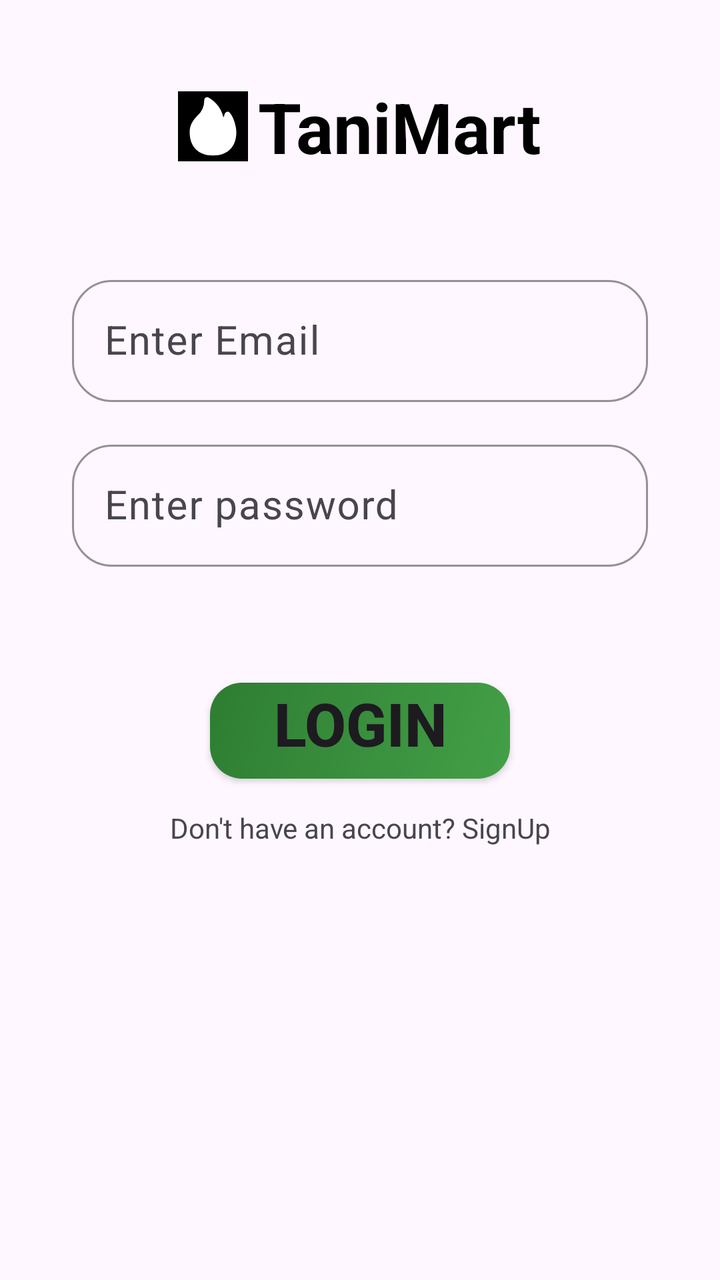
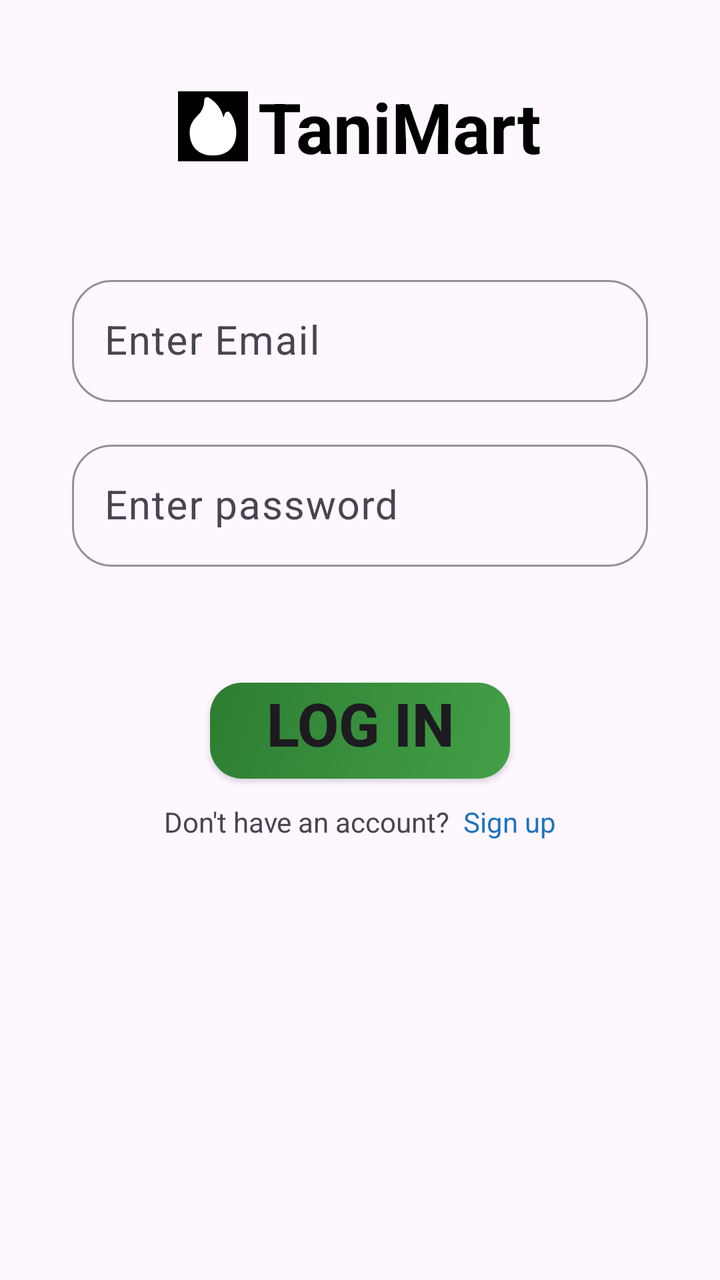

Before-and-after screenshots of an Android layout around one commit, followed by the original layout XML and the change that was made.
<!-- AndroidManifest.xml: application theme Theme.TaniMart -->
<!-- res/layout/activity_login.xml -->
<?xml version="1.0" encoding="utf-8"?>
<androidx.constraintlayout.widget.ConstraintLayout xmlns:android="http://schemas.android.com/apk/res/android"
    xmlns:app="http://schemas.android.com/apk/res-auto"
    xmlns:tools="http://schemas.android.com/tools"
    android:id="@+id/main"
    android:layout_width="match_parent"
    android:layout_height="match_parent"
    tools:context=".activities.LoginActivity">

    <LinearLayout
        android:layout_width="match_parent"
        android:layout_height="match_parent"
        android:orientation="vertical"
        android:layout_marginHorizontal="28dp">
        
        <LinearLayout
            android:layout_width="match_parent"
            android:layout_height="wrap_content"
            android:orientation="horizontal"
            android:layout_margin="40dp"
            android:gravity="center_horizontal">
            <ImageView
                android:layout_width="35dp"
                android:layout_height="35dp"
                android:src="@drawable/fire_svgob"
                android:background="@color/black"
                android:layout_gravity="center"
                android:layout_marginRight="5dp"/>
            <TextView
                android:layout_width="wrap_content"
                android:layout_height="wrap_content"
                android:text="TaniMart"
                android:textColor="@color/black"
                android:textSize="35sp"
                android:textStyle="bold"/>
        </LinearLayout>

        
        <com.google.android.material.textfield.TextInputLayout
            android:layout_width="match_parent"
            android:layout_height="wrap_content"
            app:boxCornerRadiusTopStart="20dp"
            app:boxCornerRadiusBottomEnd="20dp"
            app:boxCornerRadiusTopEnd="20dp"
            app:boxCornerRadiusBottomStart="20dp"
            app:boxStrokeWidthFocused="2dp"
            app:hintTextColor="@color/black"
            app:boxStrokeColor="#378c3b"
            android:padding="8dp">
            <com.google.android.material.textfield.TextInputEditText
                android:id="@+id/loginEmail"
                android:layout_width="match_parent"
                android:layout_height="wrap_content"
                android:hint="Enter Email"
                android:textSize="20sp"
                android:inputType="textEmailAddress"/>
        </com.google.android.material.textfield.TextInputLayout>

        <com.google.android.material.textfield.TextInputLayout
            android:layout_width="match_parent"
            android:layout_height="wrap_content"
            app:boxCornerRadiusTopStart="20dp"
            app:boxCornerRadiusBottomEnd="20dp"
            app:boxCornerRadiusTopEnd="20dp"
            app:boxCornerRadiusBottomStart="20dp"
            app:boxStrokeWidthFocused="2dp"
            app:hintTextColor="@color/black"
            app:boxStrokeColor="#378c3b"
            android:padding="8dp">
            <com.google.android.material.textfield.TextInputEditText
                android:id="@+id/loginPassword"
                android:layout_width="match_parent"
                android:layout_height="wrap_content"
                android:hint="Enter password"
                android:textSize="20sp"
                android:inputType="numberPassword"/>
        </com.google.android.material.textfield.TextInputLayout>

        
        <Button
            android:id="@+id/loginButton"
            android:layout_marginTop="50dp"
            android:layout_width="150dp"
            android:layout_height="wrap_content"
            android:text="Login"
            android:textSize="30sp"
            android:textStyle="bold"
            android:background="@drawable/onboarding_button_radius"
            app:backgroundTint="@null"
            android:gravity="center_horizontal"
            android:layout_gravity="center_horizontal"/>

        
        <TextView
        android:layout_width="match_parent"
        android:layout_height="wrap_content"
        android:text="Don't have an account? SignUp"
        android:layout_marginTop="15dp"
        android:gravity="center"/>
    </LinearLayout>
</androidx.constraintlayout.widget.ConstraintLayout>
<!-- resources referenced by this layout -->
<resources>
  <color name="black">#FF000000</color>
  <!-- drawable fire_svgob (drawable) -->
  <vector xmlns:android="http://schemas.android.com/apk/res/android"
      android:width="800dp"
      android:height="800dp"
      android:viewportWidth="24"
      android:viewportHeight="24">
    <path
        android:pathData="M17.71,7.29a1,1 0,0 0,-1 -0.25,1 1,0 0,0 -0.7,0.73 4.37,4.37 0,0 1,-0.45 1.13,10.89 10.89,0 0,0 -5,-6.73A1,1 0,0 0,9 3,7.1 7.1,0 0,1 6.6,8.38C5.38,9.71 4,11.22 4,14c0,5 3,8 8,8s8,-2.91 8,-8C20,12 19,8.58 17.71,7.29Z"
        android:fillColor="#FFFFFF"/>
  </vector>
  <!-- drawable onboarding_button_radius (drawable) -->
  <?xml version="1.0" encoding="utf-8"?>
  <shape xmlns:android="http://schemas.android.com/apk/res/android"
      android:shape="rectangle">
  
      <gradient
          android:type="linear"
          android:angle="315"
          android:startColor="#2E7D32"
          android:endColor="#43A047" />
      <corners android:radius="16dp" />
  
  </shape>
  <style name="Theme.TaniMart" parent="Base.Theme.TaniMart" />
  <style name="Base.Theme.TaniMart" parent="Theme.Material3.DayNight.NoActionBar">
          
          
      </style>
</resources>

<!-- the commit's change to res/layout/activity_login.xml (unified diff, before → after) -->
@@ -37,6 +37,7 @@
 
         
         <com.google.android.material.textfield.TextInputLayout
+            android:id="@+id/tilEmail"
             android:layout_width="match_parent"
             android:layout_height="wrap_content"
             app:boxCornerRadiusTopStart="20dp"
@@ -57,6 +58,7 @@
         </com.google.android.material.textfield.TextInputLayout>
 
         <com.google.android.material.textfield.TextInputLayout
+            android:id="@+id/tilPassword"
             android:layout_width="match_parent"
             android:layout_height="wrap_content"
             app:boxCornerRadiusTopStart="20dp"
@@ -82,7 +84,7 @@
             android:layout_marginTop="50dp"
             android:layout_width="150dp"
             android:layout_height="wrap_content"
-            android:text="Login"
+            android:text="Log in"
             android:textSize="30sp"
             android:textStyle="bold"
             android:background="@drawable/onboarding_button_radius"
@@ -91,11 +93,25 @@
             android:layout_gravity="center_horizontal"/>
 
         
-        <TextView
-        android:layout_width="match_parent"
-        android:layout_height="wrap_content"
-        android:text="Don't have an account? SignUp"
-        android:layout_marginTop="15dp"
-        android:gravity="center"/>
+        <LinearLayout
+            android:layout_width="match_parent"
+            android:layout_height="wrap_content"
+            android:orientation="horizontal"
+            android:gravity="center"
+            android:layout_marginTop="12dp">
+            <TextView
+                android:layout_width="wrap_content"
+                android:layout_height="wrap_content"
+                android:text="@string/don_t_have_an_account"
+                android:gravity="center"/>
+            <TextView
+                android:id="@+id/signUpButton"
+                android:layout_width="wrap_content"
+                android:layout_height="wrap_content"
+                android:text="@string/sign_up"
+                android:textColor="#1e73be"
+                android:gravity="center"/>
+        </LinearLayout>
+
     </LinearLayout>
 </androidx.constraintlayout.widget.ConstraintLayout>
<!-- resource entries referenced after the edit -->
@@ -24,6 +24,8 @@
       <corners android:radius="16dp" />
   
   </shape>
+  <string name="don_t_have_an_account">"Don't have an account?  "</string>
+  <string name="sign_up">Sign up</string>
   <style name="Theme.TaniMart" parent="Base.Theme.TaniMart" />
   <style name="Base.Theme.TaniMart" parent="Theme.Material3.DayNight.NoActionBar">
           
